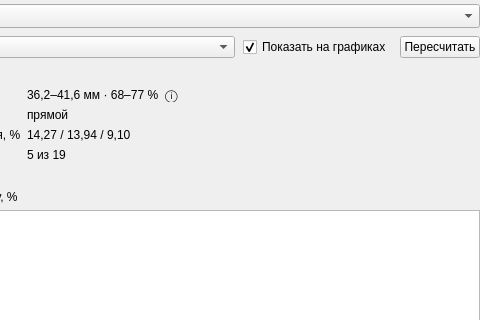
Qt form Src/Gui/MainWindow/Experimental/LinearityLabPanel.ui (Fiasik/MpiPlatform) before a commit; both pictures show x 160 to 640 and y 0 to 320 of the 640 by 520 pixel window.
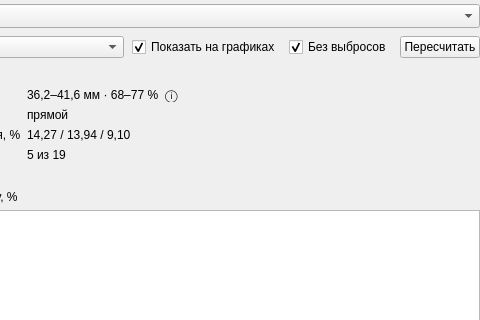
The same form after that commit. Custom widgets are drawn as their Qt base class.

Patch:
```diff
--- a/Src/Gui/MainWindow/Experimental/LinearityLabPanel.ui
+++ b/Src/Gui/MainWindow/Experimental/LinearityLabPanel.ui
@@ -80,6 +80,19 @@
        </property>
       </widget>
      </item>
+     <item>
+      <widget class="QCheckBox" name="checkBox_linearityRejectSpikes">
+       <property name="toolTip">
+        <string>Не учитывать одиночные отсчёты, у которых давление или положение резко отличается от соседей (сбой датчика или связи). Официальный расчёт выбросы не отбрасывает</string>
+       </property>
+       <property name="text">
+        <string>Без выбросов</string>
+       </property>
+       <property name="checked">
+        <bool>true</bool>
+       </property>
+      </widget>
+     </item>
      <item>
       <widget class="QPushButton" name="pushButton_linearityRecalculate">
        <property name="text">
```
